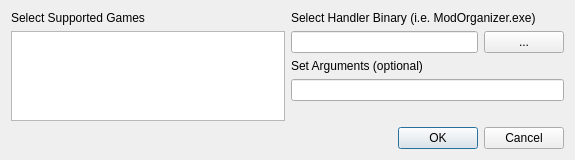
Before: the Qt Designer form src/addbinarydialog.ui in ModOrganizer2/modorganizer-nxmhandler, drawn with Qt 5.
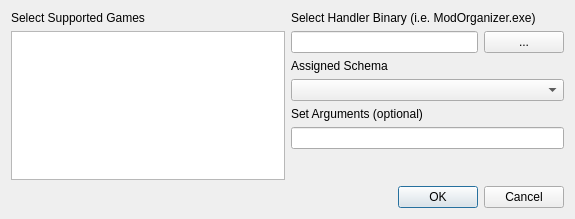
After: the same form once the commit is applied.

Commit message:
Add MODL schema handling (#24)
* Add MODL schema handling
- Extends entries with 'schema' attribute
- Adds ability to init games with an arg string
- MODL URIs will parse 'name' 'modname' 'version' and 'source' parameters
- Utilizes replacement strings in the launch arg
- Should automigrate old entries to 'nxm' schema
- Should automatically ask to register for MODL

```diff
--- a/src/addbinarydialog.ui
+++ b/src/addbinarydialog.ui
@@ -7,7 +7,7 @@
     <x>0</x>
     <y>0</y>
     <width>575</width>
-    <height>160</height>
+    <height>219</height>
    </rect>
   </property>
   <property name="windowTitle">
@@ -64,7 +64,17 @@
         </layout>
        </item>
        <item>
-        <widget class="QLabel" name="label_3">
+        <widget class="QLabel" name="schemaLabel">
+         <property name="text">
+          <string>Assigned Schema</string>
+         </property>
+        </widget>
+       </item>
+       <item>
+        <widget class="QComboBox" name="schemaSelector"/>
+       </item>
+       <item>
+        <widget class="QLabel" name="argumentsLabel">
          <property name="text">
           <string>Set Arguments (optional)</string>
          </property>
```
Left out of the diff: 10 changed lines with no effect on the pictures. The commit also changes 9 other files.
